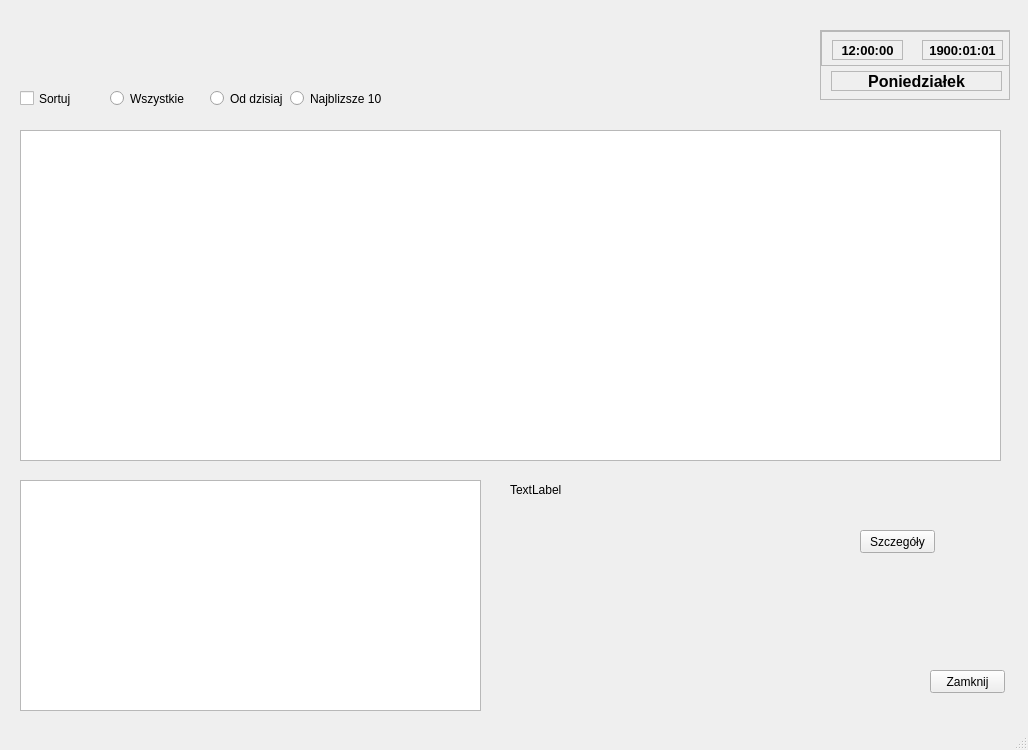
Above: Urzadzenia/urzadzeniaprzypominacz.ui from Astropl/OptiBase before the change. Below: the same form after it.
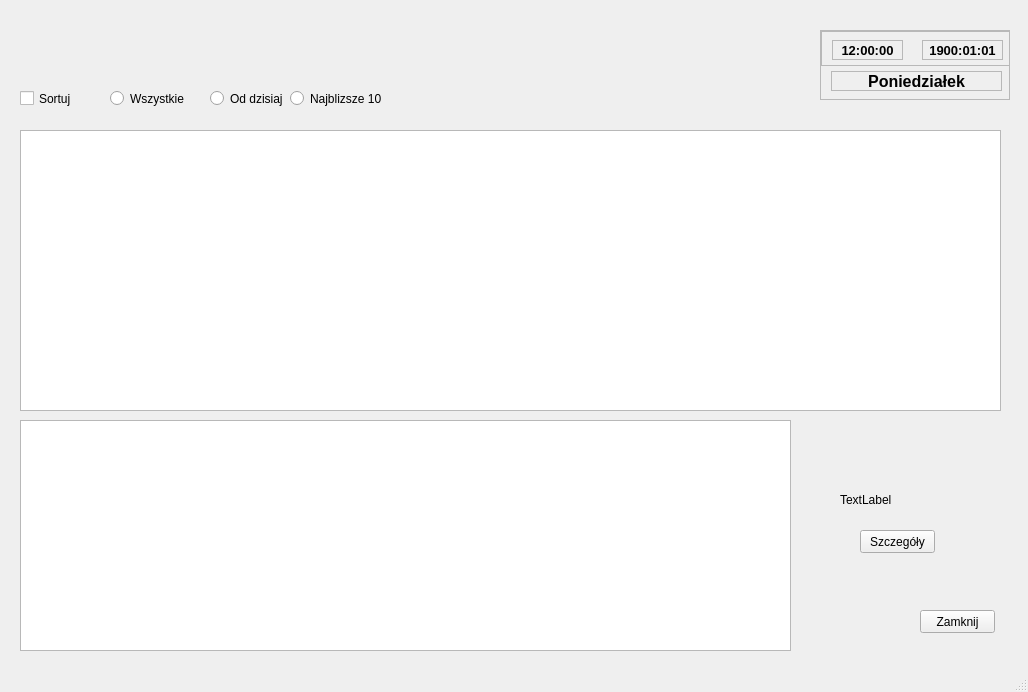
That is the form after the change.

Diff of the .ui file:
```diff
--- a/Urzadzenia/urzadzeniaprzypominacz.ui
+++ b/Urzadzenia/urzadzeniaprzypominacz.ui
@@ -7,7 +7,7 @@
     <x>0</x>
     <y>0</y>
     <width>1028</width>
-    <height>750</height>
+    <height>692</height>
    </rect>
   </property>
   <property name="windowTitle">
@@ -17,8 +17,8 @@
    <widget class="QPushButton" name="pushButton">
     <property name="geometry">
      <rect>
-      <x>930</x>
-      <y>670</y>
+      <x>920</x>
+      <y>610</y>
       <width>75</width>
       <height>23</height>
      </rect>
@@ -162,7 +162,7 @@
       <x>20</x>
       <y>130</y>
       <width>981</width>
-      <height>331</height>
+      <height>281</height>
      </rect>
     </property>
     <property name="alternatingRowColors">
@@ -179,8 +179,8 @@
     <property name="geometry">
      <rect>
       <x>20</x>
-      <y>480</y>
-      <width>461</width>
+      <y>420</y>
+      <width>771</width>
       <height>231</height>
      </rect>
     </property>
@@ -240,8 +240,8 @@
    <widget class="QLabel" name="label">
     <property name="geometry">
      <rect>
-      <x>510</x>
-      <y>480</y>
+      <x>840</x>
+      <y>490</y>
       <width>151</width>
       <height>20</height>
      </rect>
```
